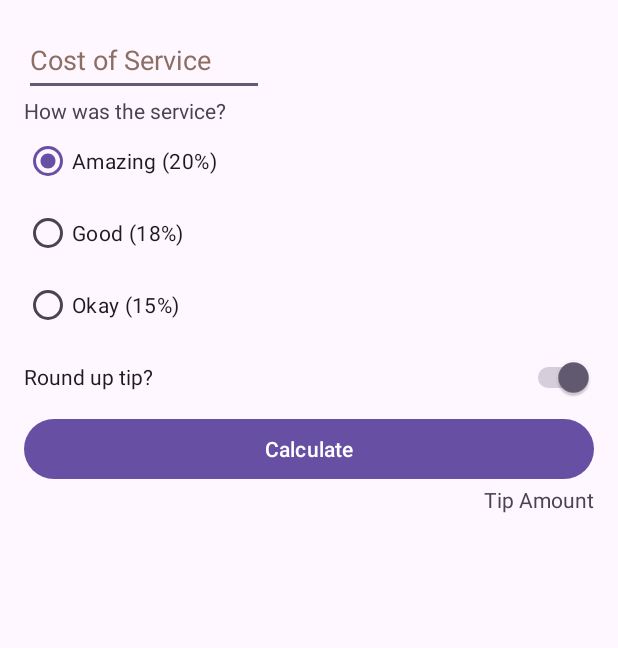
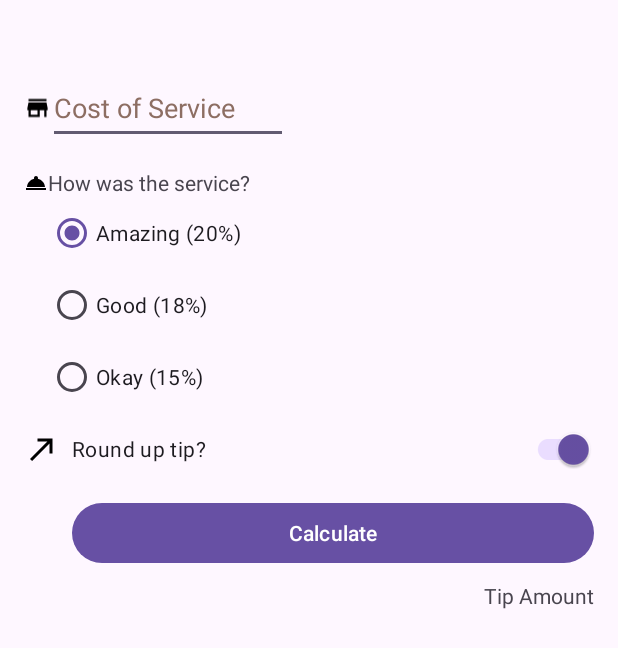
Before and after one commit to ImmortalAmxx/Tip-Time, an Android app: the screen it shows after launch (MainActivity), on a phone screen of 412 x 824 dp. Shown: the top 648 px of the screen. Run offline under Robolectric (Android 15) with nearby library versions, the phone set to English and light mode, and no system bars.

Commit message:
Step 6 - Add Icons.

```diff
--- a/app/build.gradle.kts
+++ b/app/build.gradle.kts
@@ -5,7 +5,7 @@ plugins {
 
 android {
     namespace = "com.example.tiptime"
-    compileSdk = 33
+    compileSdk = 34
 
     defaultConfig {
         applicationId = "com.example.tiptime"
@@ -13,6 +13,7 @@ android {
         targetSdk = 33
         versionCode = 1
         versionName = "1.0"
+        vectorDrawables.useSupportLibrary = true
 
         testInstrumentationRunner = "androidx.test.runner.AndroidJUnitRunner"
     }
--- /dev/null
+++ b/app/src/main/res/drawable/ic_round_up.xml
@@ -0,0 +1,5 @@
+<vector android:autoMirrored="true" android:height="24dp"
+    android:tint="#000000" android:viewportHeight="24"
+    android:viewportWidth="24" android:width="24dp" xmlns:android="http://schemas.android.com/apk/res/android">
+    <path android:fillColor="@android:color/white" android:pathData="M9,5v2h6.59L4,18.59 5.41,20 17,8.41V15h2V5z"/>
+</vector>
--- /dev/null
+++ b/app/src/main/res/drawable/ic_service.xml
@@ -0,0 +1,5 @@
+<vector android:height="24dp" android:tint="#000000"
+    android:viewportHeight="24" android:viewportWidth="24"
+    android:width="24dp" xmlns:android="http://schemas.android.com/apk/res/android">
+    <path android:fillColor="@android:color/white" android:pathData="M2,17h20v2L2,19zM13.84,7.79c0.1,-0.24 0.16,-0.51 0.16,-0.79 0,-1.1 -0.9,-2 -2,-2s-2,0.9 -2,2c0,0.28 0.06,0.55 0.16,0.79C6.25,8.6 3.27,11.93 3,16h18c-0.27,-4.07 -3.25,-7.4 -7.16,-8.21z"/>
+</vector>
--- /dev/null
+++ b/app/src/main/res/drawable/ic_store.xml
@@ -0,0 +1,5 @@
+<vector android:height="24dp" android:tint="#000000"
+    android:viewportHeight="24" android:viewportWidth="24"
+    android:width="24dp" xmlns:android="http://schemas.android.com/apk/res/android">
+    <path android:fillColor="@android:color/white" android:pathData="M20,4L4,4v2h16L20,4zM21,14v-2l-1,-5L4,7l-1,5v2h1v6h10v-6h4v6h2v-6h1zM12,18L6,18v-4h6v4z"/>
+</vector>
--- a/app/src/main/res/layout/activity_main.xml
+++ b/app/src/main/res/layout/activity_main.xml
@@ -7,25 +7,52 @@
     android:padding="16dp"
     tools:context=".MainActivity">
 
+    <ImageView
+        android:id="@+id/icon_cost_of_service"
+        android:layout_width="18dp"
+        android:layout_height="wrap_content"
+        android:importantForAccessibility="no"
+        app:layout_constraintBottom_toBottomOf="@id/cost_of_service"
+        app:layout_constraintStart_toEndOf="@id/icon_cost_of_service"
+        app:layout_constraintStart_toStartOf="parent"
+        app:layout_constraintTop_toTopOf="@id/cost_of_service"
+        app:srcCompat="@drawable/ic_store" />
+
     <EditText
         android:id="@+id/cost_of_service"
         android:layout_width="160dp"
         android:layout_height="wrap_content"
+        android:layout_marginStart="16dp"
+        android:layout_marginTop="32dp"
+        android:layout_marginEnd="219dp"
         android:autofillHints=""
         android:hint="@string/cost_of_service"
         android:inputType="numberDecimal"
         android:minHeight="48dp"
         android:textColorHint="#8D6E63"
+        app:layout_constraintEnd_toEndOf="parent"
+        app:layout_constraintHorizontal_bias="0.0"
         app:layout_constraintStart_toStartOf="parent"
         app:layout_constraintTop_toTopOf="parent" />
 
+    <ImageView
+        android:id="@+id/icon_service_question"
+        android:layout_width="16dp"
+        android:layout_height="wrap_content"
+        android:importantForAccessibility="no"
+        app:layout_constraintBottom_toBottomOf="@id/service_question"
+        app:layout_constraintStart_toStartOf="parent"
+        app:layout_constraintTop_toTopOf="@id/service_question"
+        app:srcCompat="@drawable/ic_service" />
+
     <TextView
         android:id="@+id/service_question"
+        android:layout_marginTop="16dp"
         android:layout_width="wrap_content"
         android:layout_height="wrap_content"
         android:text="@string/how_was_the_service"
-        app:layout_constraintStart_toStartOf="parent"
-        app:layout_constraintTop_toBottomOf="@id/cost_of_service" />
+        app:layout_constraintStart_toStartOf="@id/cost_of_service"
+        app:layout_constraintTop_toBottomOf="@id/cost_of_service"/>
 
     <RadioGroup
         android:id="@+id/tip_options"
@@ -33,7 +60,7 @@
         android:layout_height="wrap_content"
         android:checkedButton="@id/option_twenty_percent"
         android:orientation="vertical"
-        app:layout_constraintStart_toStartOf="parent"
+        app:layout_constraintStart_toStartOf="@id/service_question"
         app:layout_constraintTop_toBottomOf="@id/service_question">
 
         <RadioButton
@@ -55,7 +82,17 @@
             android:text="@string/okay_15" />
     </RadioGroup>
 
-    <Switch
+    <ImageView
+        android:id="@+id/icon_round_up"
+        android:layout_width="wrap_content"
+        android:layout_height="wrap_content"
+        android:importantForAccessibility="no"
+        app:srcCompat="@drawable/ic_round_up"
+        app:layout_constraintStart_toStartOf="parent"
+        app:layout_constraintTop_toTopOf="@id/round_up_switch"
+        app:layout_constraintBottom_toBottomOf="@id/round_up_switch" />
+
+    <com.google.android.material.switchmaterial.SwitchMaterial
         android:id="@+id/round_up_switch"
         android:layout_width="0dp"
         android:layout_height="wrap_content"
@@ -65,7 +102,9 @@
         app:layout_constraintEnd_toEndOf="parent"
         app:layout_constraintStart_toStartOf="@id/tip_options"
         app:layout_constraintTop_toBottomOf="@id/tip_options"
-        tools:ignore="UseSwitchCompatOrMaterialXml" />
+        tools:ignore="UseSwitchCompatOrMaterialXml,VisualLintButtonSize"
+        android:layout_marginStart="16dp"
+        app:layout_constraintStart_toEndOf="@id/icon_round_up"/>
 
     <Button
         android:id="@+id/calculate_button"
@@ -73,8 +112,10 @@
         android:layout_height="wrap_content"
         android:text="@string/calculate"
         app:layout_constraintEnd_toEndOf="parent"
-        app:layout_constraintStart_toStartOf="parent"
-        app:layout_constraintTop_toBottomOf="@id/round_up_switch" />
+        app:layout_constraintStart_toStartOf="@id/round_up_switch"
+        app:layout_constraintTop_toBottomOf="@id/round_up_switch"
+        tools:ignore="VisualLintButtonSize"
+        android:layout_marginTop="8dp"/>
 
     <TextView
         android:id="@+id/tip_result"
@@ -83,5 +124,6 @@
         android:text="@string/tip_amount"
         app:layout_constraintEnd_toEndOf="parent"
         app:layout_constraintTop_toBottomOf="@id/calculate_button"
-        tools:ignore="UnknownId" />
+        tools:ignore="UnknownId"
+        android:layout_marginTop="8dp"/>
 </androidx.constraintlayout.widget.ConstraintLayout>
```
